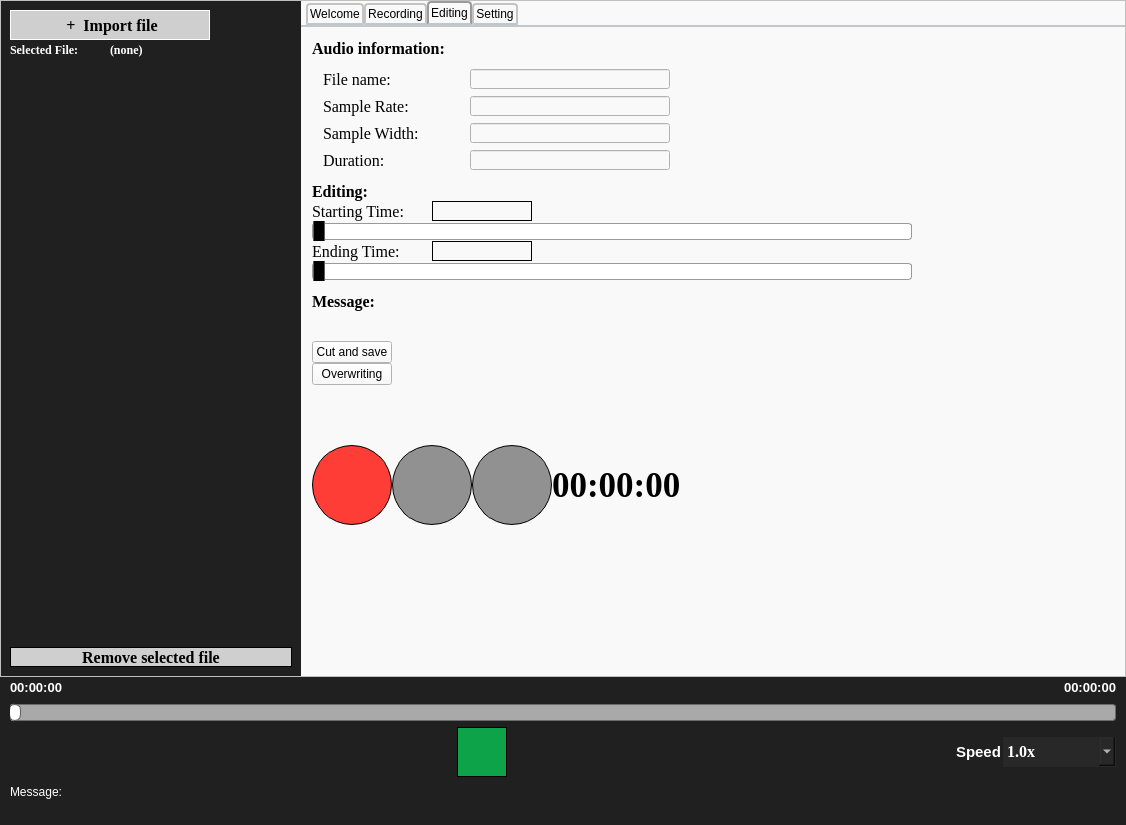
Above: UI/mainWindow.ui from OrangeEgg1937/sound_recording before the change. Below: the same form after it.
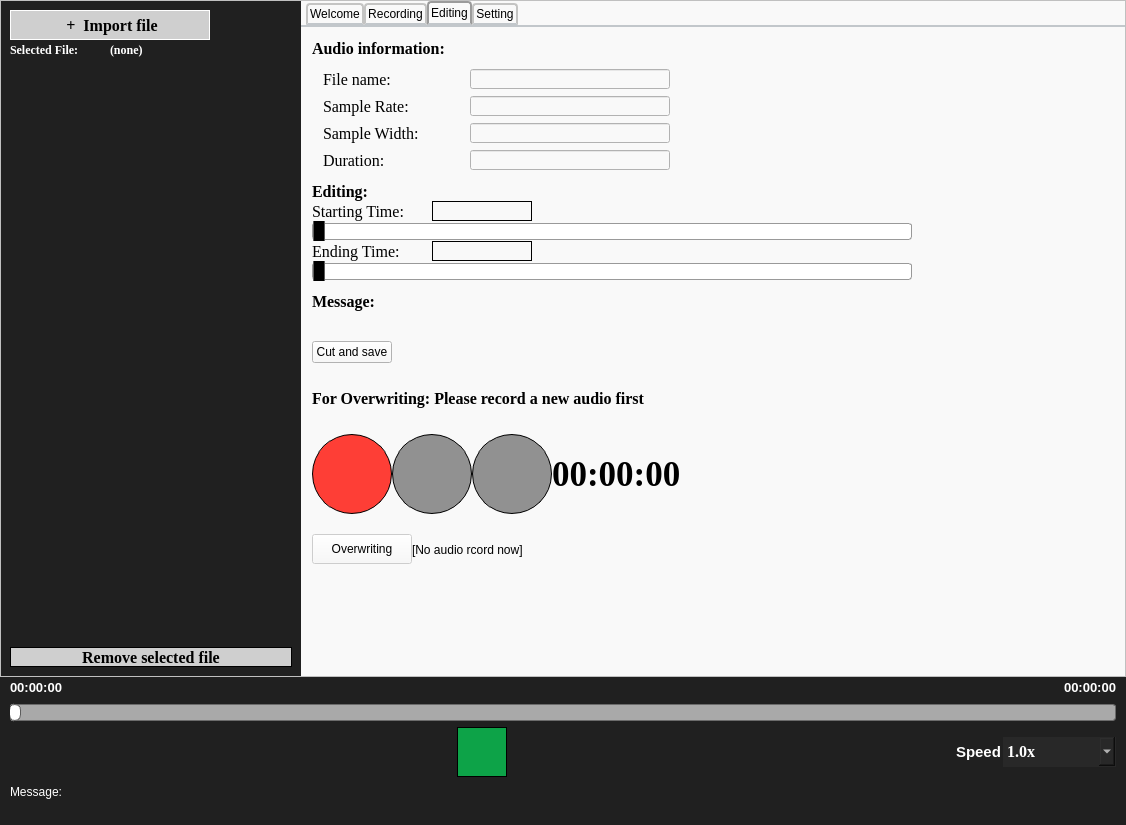
That is the form after the change. The open tabs and pages were chosen to show the change. Icons and pictures are not drawn.

```diff
--- a/UI/mainWindow.ui
+++ b/UI/mainWindow.ui
@@ -1475,28 +1475,19 @@
             </layout>
            </item>
            <item>
-            <layout class="QHBoxLayout" name="horizontalLayout_9">
-             <item>
-              <widget class="QPushButton" name="overwriteBtn">
-               <property name="text">
-                <string>Overwriting</string>
-               </property>
-              </widget>
-             </item>
-             <item>
-              <spacer name="horizontalSpacer_8">
-               <property name="orientation">
-                <enum>Qt::Horizontal</enum>
-               </property>
-               <property name="sizeHint" stdset="0">
-                <size>
-                 <width>40</width>
-                 <height>20</height>
-                </size>
-               </property>
-              </spacer>
-             </item>
-            </layout>
+            <widget class="QLabel" name="label_7">
+             <property name="font">
+              <font>
+               <family>Times New Roman</family>
+               <pointsize>12</pointsize>
+               <weight>75</weight>
+               <bold>true</bold>
+              </font>
+             </property>
+             <property name="text">
+              <string>For Overwriting: Please record a new audio first</string>
+             </property>
+            </widget>
            </item>
            <item>
             <layout class="QHBoxLayout" name="horizontalLayout_10">
@@ -1687,6 +1678,66 @@
              </item>
             </layout>
            </item>
+           <item>
+            <layout class="QHBoxLayout" name="horizontalLayout_9">
+             <item>
+              <widget class="QPushButton" name="overwriteBtn">
+               <property name="enabled">
+                <bool>false</bool>
+               </property>
+               <property name="minimumSize">
+                <size>
+                 <width>100</width>
+                 <height>30</height>
+                </size>
+               </property>
+               <property name="styleSheet">
+                <string notr="true">QPushButton:disabled,
+button[disabled]{
+  border: 1px solid #999999;
+  background-color: #cccccc;
+  color: #666666;
+}</string>
+               </property>
+               <property name="text">
+                <string>Overwriting</string>
+               </property>
+              </widget>
+             </item>
+             <item>
+              <widget class="QLabel" name="owTips">
+               <property name="minimumSize">
+                <size>
+                 <width>200</width>
+                 <height>0</height>
+                </size>
+               </property>
+               <property name="maximumSize">
+                <size>
+                 <width>200</width>
+                 <height>16777215</height>
+                </size>
+               </property>
+               <property name="text">
+                <string>[No audio rcord now]</string>
+               </property>
+              </widget>
+             </item>
+             <item>
+              <spacer name="horizontalSpacer_8">
+               <property name="orientation">
+                <enum>Qt::Horizontal</enum>
+               </property>
+               <property name="sizeHint" stdset="0">
+                <size>
+                 <width>40</width>
+                 <height>20</height>
+                </size>
+               </property>
+              </spacer>
+             </item>
+            </layout>
+           </item>
           </layout>
          </widget>
          <widget class="QWidget" name="Setting">
```
Left out of the diff: 2 changed lines with no effect on the pictures.
